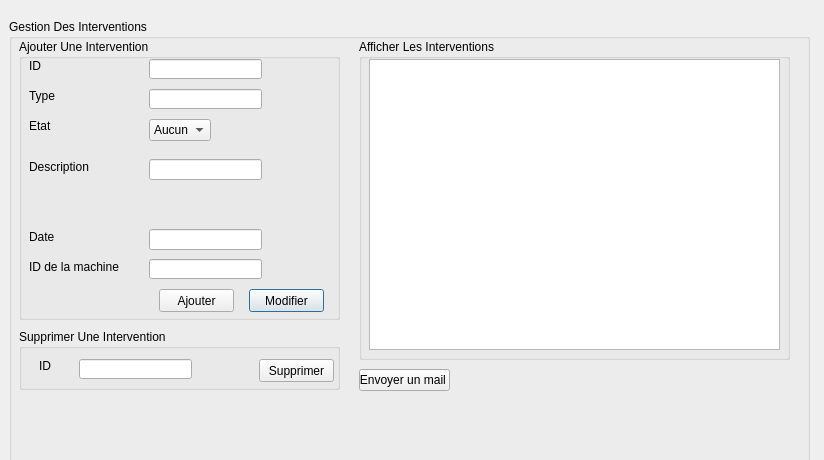
Above: interventions.ui from nyrouz911/Smart-Dry-Cleaner-2A13 before the change. Below: the same form after it.
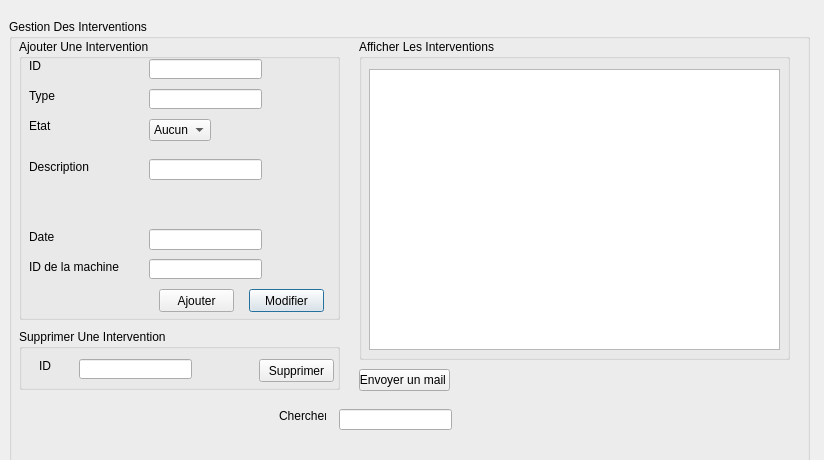
That is the form after the change.

Commit message: metier intervention fixed wzedna feha metier okhra uwu + some cleaning

What changed in the file:
```diff
--- a/interventions.ui
+++ b/interventions.ui
@@ -282,9 +282,9 @@
      <property name="geometry">
       <rect>
        <x>10</x>
-       <y>20</y>
+       <y>30</y>
        <width>411</width>
-       <height>291</height>
+       <height>281</height>
       </rect>
      </property>
     </widget>
@@ -302,6 +302,29 @@
      <string>Envoyer un mail </string>
     </property>
    </widget>
+   <widget class="QLineEdit" name="chercher">
+    <property name="geometry">
+     <rect>
+      <x>330</x>
+      <y>390</y>
+      <width>113</width>
+      <height>21</height>
+     </rect>
+    </property>
+   </widget>
+   <widget class="QLabel" name="label">
+    <property name="geometry">
+     <rect>
+      <x>270</x>
+      <y>390</y>
+      <width>47</width>
+      <height>14</height>
+     </rect>
+    </property>
+    <property name="text">
+     <string>Chercher</string>
+    </property>
+   </widget>
   </widget>
  </widget>
  <resources/>
```
The commit also changes 9 other files.
